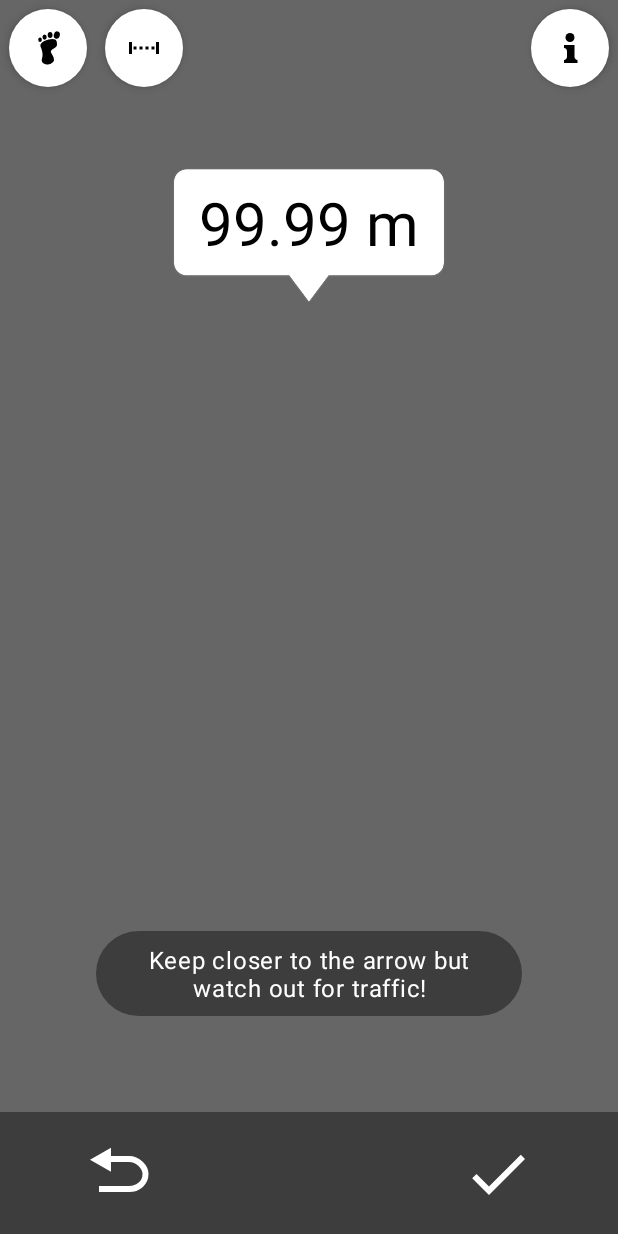
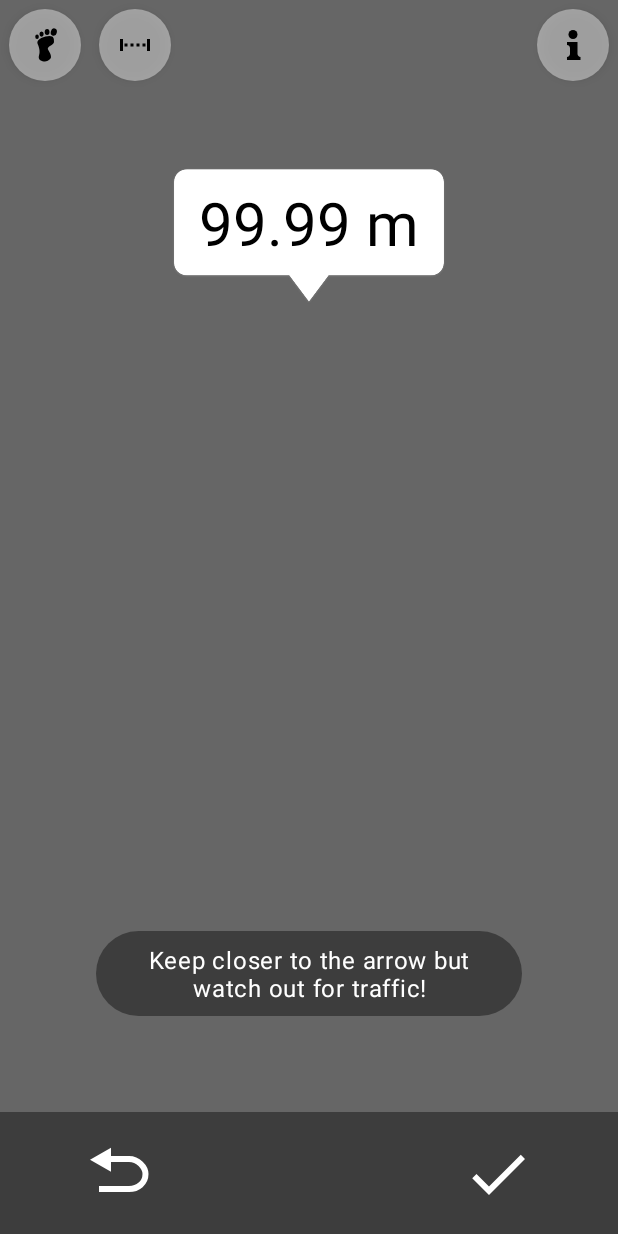
Before and after one commit to streetcomplete/StreetMeasure, an Android app: the layout activity_measure.xml on its own in the app's theme, with its tools: preview values and no code run, on a phone screen of 412 x 824 dp. Run offline under Robolectric (Android 15) with nearby library versions, the phone set to English and light mode, and no system bars.

Commit message:
make buttons a bit less obstrusive

```diff
--- a/app/src/main/java/de/westnordost/streetmeasure/MeasureActivity.kt
+++ b/app/src/main/java/de/westnordost/streetmeasure/MeasureActivity.kt
@@ -193,7 +193,7 @@ class MeasureActivity : AppCompatActivity(), Scene.OnUpdateListener {
     private fun toggleDirection() {
         measureVertical = !measureVertical
         binding.directionButtonImage.animate()
-            .rotationBy(90f)
+            .rotation(if (measureVertical) 90f else 0f)
             .setDuration(150)
             .start()
     }
@@ -207,6 +207,7 @@ class MeasureActivity : AppCompatActivity(), Scene.OnUpdateListener {
             updateMeasurementTextView()
             updateUnitButtonImage()
         }
+        binding.measurementTextView.flip(150)
     }
 
     private fun updateDirectionButtonEnablement() {
--- a/app/src/main/res/drawable/round_white_button.xml
+++ b/app/src/main/res/drawable/round_white_button.xml
@@ -23,7 +23,7 @@
                 <item android:state_enabled="false">
                     <shape android:shape="rectangle">
                         <corners android:radius="@dimen/round_button_radius" />
-                        <solid android:color="#eee"/>
+                        <solid android:color="#6bbb"/>
                         <padding android:left="@dimen/round_button_padding"
                                  android:top="@dimen/round_button_padding"
                                  android:right="@dimen/round_button_padding"
@@ -33,7 +33,7 @@
                 <item>
                     <shape android:shape="rectangle">
                         <corners android:radius="@dimen/round_button_radius" />
-                        <solid android:color="#fff"/>
+                        <solid android:color="#6fff"/>
                         <padding android:left="@dimen/round_button_padding"
                                  android:top="@dimen/round_button_padding"
                                  android:right="@dimen/round_button_padding"
--- a/app/src/main/res/values/dimens.xml
+++ b/app/src/main/res/values/dimens.xml
@@ -1,6 +1,6 @@
 <?xml version="1.0" encoding="utf-8"?>
 <resources>
     <dimen name="round_button_radius">96dp</dimen>
-    <dimen name="round_button_padding">14dp</dimen>
+    <dimen name="round_button_padding">12dp</dimen>
     <dimen name="round_button_inset">6dp</dimen>
 </resources>
```
Also changed, not shown: app/src/main/java/de/westnordost/streetmeasure/ViewXt.kt (+6 -6 lines).
